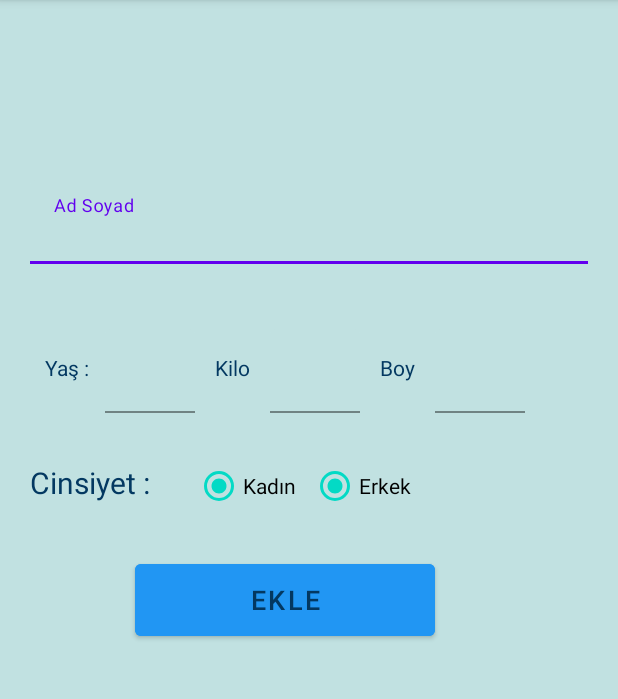
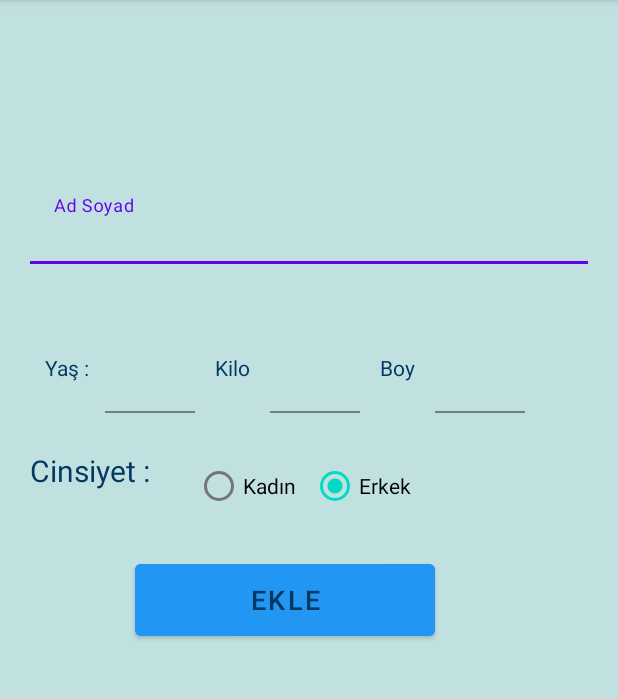
Before and after one commit to Esraras/IlacZamani, an Android app: the Properties screen opened directly, with no data from a screen before it, after a tap on "EKLE", on a phone screen of 412 x 824 dp, the part 84-783 px from its top. Run offline under Robolectric (Android 15) with nearby library versions, the phone set to English and light mode, and no system bars; 2 other taps on this screen came first.

Commit message:
Properties file is done.

```diff
--- a/app/src/main/java/com/example/projedemo/Properties.java
+++ b/app/src/main/java/com/example/projedemo/Properties.java
@@ -10,6 +10,7 @@ import android.view.View;
 import android.widget.Button;
 import android.widget.EditText;
 import android.widget.RadioButton;
+import android.widget.RadioGroup;
 import android.widget.TextView;
 import android.widget.Toast;
 
@@ -23,6 +24,7 @@ public class Properties extends AppCompatActivity implements View.OnClickListene
     TextInputLayout weight;
     TextInputLayout height;
     Button add;
+    RadioGroup radioGroup;
     RadioButton woman, man;
 
     @Override
@@ -44,19 +46,44 @@ public class Properties extends AppCompatActivity implements View.OnClickListene
 
     @Override
     public void onClick(View v) {
-    /*       TextInputEditText ed = (TextInputEditText) findViewById(R.id.til_age);
-        String ed_text = ed.getText().toString().trim();
-     if (isNumeric(ed_text)) {
 
-            Toast.makeText(this, "dogru", Toast.LENGTH_SHORT).show();
+        if (ifs() == true ){
+
+            Intent intent = new Intent(getApplicationContext(), Sounds.class);
+            startActivity(intent);
+
+            Toast.makeText(this, "Kişi başarıyla eklendi.", Toast.LENGTH_SHORT).show();
+
         }else
-            Toast.makeText(this, "yanlis", Toast.LENGTH_SHORT).show();
-*/
-        if (isValidName(name.getEditText().toString())) {
-            Toast.makeText(this, "Kişi başarıyla eklendi.", Toast.LENGTH_SHORT).show();
-        } else {
-            Toast.makeText(this, "Lütfen geçerli bir ad giriniz.", Toast.LENGTH_SHORT).show();
-        }
+            Toast.makeText(this, "Lütfen bilgilerinizi eksiksiz ve doğru doldurunuz.", Toast.LENGTH_SHORT).show();
+    }
+
+    public boolean ifs(){
+
+        radioGroup = findViewById(R.id.gender);
+        int selectedID = radioGroup.getCheckedRadioButtonId();
+        add = findViewById(selectedID);
+
+        String ed_text = age.getEditText().getText().toString().trim();
+        if (isNumeric(ed_text)) {
+
+        }else
+            return false;
+        String ed_text1 = weight.getEditText().getText().toString().trim();
+        if (isNumeric(ed_text1)) {
+
+        }else
+            return false;
+        String ed_text2 = height.getEditText().getText().toString().trim();
+        if (isNumeric(ed_text2)) {
+
+        }else
+            return false;
+        if (isValidName(name.getEditText().getText().toString())) {
+
+        }else
+            return false;
+        return true;
     }
 
     private static boolean isNumeric(String strNum){
@@ -70,22 +97,7 @@ public class Properties extends AppCompatActivity implements View.OnClickListene
         return true;
     }
 
-    private boolean isValidName(String name){
+    private static boolean isValidName(String name){
         return name.length() >= 3 && name.length() <= 20;
     }
-
-    public void onRadioButtonClicked(View view) {
-        boolean checked = ((RadioButton) view).isChecked();
-        // Check which radio button was clicked
-        switch(view.getId()) {
-            case R.id.rb_man:
-                if (checked)
-
-                    break;
-            case R.id.rb_woman:
-                if (checked)
-
-                     break;
-        }
-    }
 }
--- a/app/src/main/res/layout/activity_properties.xml
+++ b/app/src/main/res/layout/activity_properties.xml
@@ -109,6 +109,16 @@
             android:text="@string/gender"
             android:textSize="20dp"
             android:textColor="@color/blue"/>
+        <RelativeLayout
+            android:layout_width="match_parent"
+            android:layout_height="match_parent"
+            >
+            <RadioGroup
+                android:id="@+id/gender"
+                android:layout_width="match_parent"
+                android:layout_height="match_parent"
+                android:layout_centerInParent="true"
+                android:orientation="horizontal">
 
                 <RadioButton
                     android:id="@+id/rb_woman"
@@ -117,7 +127,7 @@
                     android:layout_marginLeft="10dp"
                     android:text="Kadın"
                     android:textColor="@color/black"
-            android:onClick="onRadioButtonClicked"/>
+                    android:checked="true"/>
 
                 <RadioButton
                     android:id="@+id/rb_man"
@@ -126,7 +136,11 @@
                     android:layout_marginLeft="10dp"
                     android:text="Erkek"
                     android:textColor="@color/black"
-            android:onClick="onRadioButtonClicked"/>
+                    android:checked="true"/>
+
+            </RadioGroup>
+
+        </RelativeLayout>
 
     </LinearLayout>
 
```
Lines whose indentation alone changed are shown as unchanged.
